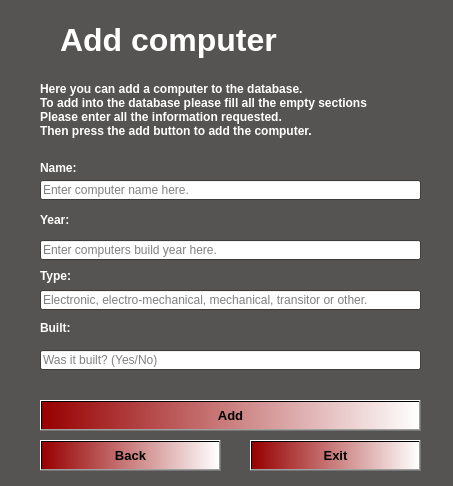
The window that EndurvinnslustöðATeam/Skil3/Ui/addcomputer.ui (trunti/verklegtn-m) describes before a commit, drawn with Qt 5.
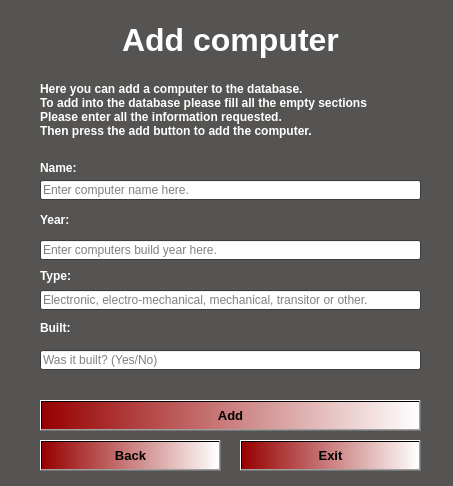
The same window after the commit. Icons and pictures are not drawn.

The edit to the form file:
```diff
--- a/EndurvinnslustöðATeam/Skil3/Ui/addcomputer.ui
+++ b/EndurvinnslustöðATeam/Skil3/Ui/addcomputer.ui
@@ -84,9 +84,9 @@
   <widget class="QLabel" name="label">
    <property name="geometry">
     <rect>
-     <x>60</x>
+     <x>20</x>
      <y>10</y>
-     <width>321</width>
+     <width>421</width>
      <height>61</height>
     </rect>
    </property>
@@ -98,7 +98,7 @@
     </font>
    </property>
    <property name="text">
-    <string>&lt;html&gt;&lt;head/&gt;&lt;body&gt;&lt;p&gt;&lt;span style=&quot; font-size:x-large; font-weight:600; color:#ffffff;&quot;&gt;Add computer&lt;/span&gt;&lt;/p&gt;&lt;/body&gt;&lt;/html&gt;</string>
+    <string>&lt;html&gt;&lt;head/&gt;&lt;body&gt;&lt;p align=&quot;center&quot;&gt;&lt;span style=&quot; font-size:x-large; color:#ffffff;&quot;&gt;Add computer&lt;/span&gt;&lt;/p&gt;&lt;/body&gt;&lt;/html&gt;</string>
    </property>
   </widget>
   <widget class="QLabel" name="label_2">
@@ -326,9 +326,9 @@
   <widget class="QPushButton" name="Button_exit">
    <property name="geometry">
     <rect>
-     <x>250</x>
+     <x>240</x>
      <y>440</y>
-     <width>171</width>
+     <width>181</width>
      <height>31</height>
     </rect>
    </property>
```
